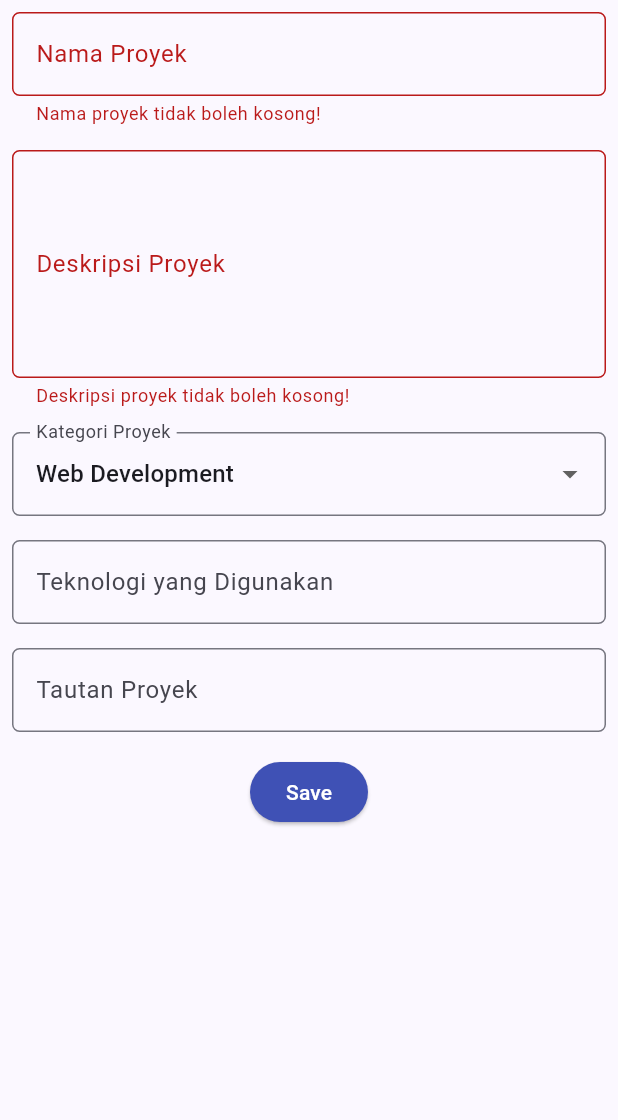
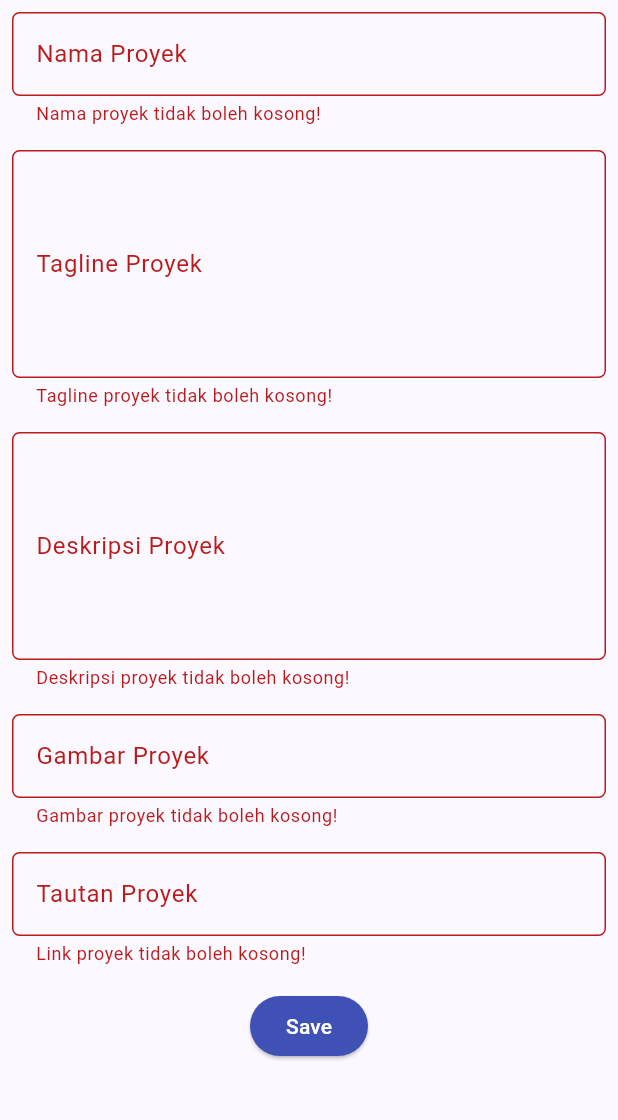
Before and after one commit to rahelaruan91/myportofolio_mobile, a Flutter app: the ProjectFormPage screen opened directly, after a tap on "Save", on a phone screen of 412 x 824 dp, the part 84-1204 px from its top. Run offline on Flutter 3.47's test engine with Material 3 defaults, Android fonts, the phone set to English and light mode, and no system bars; our stand-ins replace material_ui.

Commit message:
fix(project): align mobile form fields with website version

```diff
--- a/lib/screens/project_form.dart
+++ b/lib/screens/project_form.dart
@@ -12,18 +12,106 @@ class _ProjectFormPageState extends State<ProjectFormPage> {
   final _formKey = GlobalKey<FormState>();
 
   String _projectName = "";
+  String _subheading = "";
   String _description = "";
-  String _category = "Web Development"; // default
-  String _technologies = "";
-  String _projectLink = "";
+  String _thumbnail = "";
+  String _projectUrl = "";
 
-  final List<String> _categories = [
-    'Web Development',
-    'Mobile Development',
-    'Machine Learning',
-    'Data Science',
-    'Other',
-  ];
+  String? _requiredTextValidator(
+    String? value,
+    String fieldName, {
+    int? maxLength,
+  }) {
+    final text = value?.trim() ?? '';
+
+    if (text.isEmpty) {
+      return '$fieldName tidak boleh kosong.';
+    }
+
+    if (maxLength != null && text.length > maxLength) {
+      return '$fieldName maksimal $maxLength karakter.';
+    }
+
+    return null;
+  }
+
+  String? _projectUrlValidator(String? value) {
+    final url = value?.trim() ?? '';
+
+    if (url.isEmpty) {
+      return 'Link proyek tidak boleh kosong.';
+    }
+
+    if (url.length > 200) {
+      return 'Link proyek maksimal 200 karakter.';
+    }
+
+    final uri = Uri.tryParse(url);
+    final isHttpUrl = uri != null &&
+        uri.hasScheme &&
+        ['http', 'https'].contains(uri.scheme.toLowerCase()) &&
+        uri.host.isNotEmpty;
+
+    if (!isHttpUrl) {
+      return 'Masukkan URL lengkap yang diawali http:// atau https://.';
+    }
+
+    return null;
+  }
+
+  void _showSummary() {
+    final formState = _formKey.currentState;
+
+    if (formState == null || !formState.validate()) {
+      return;
+    }
+
+    formState.save();
+
+    showDialog<void>(
+      context: context,
+      builder: (dialogContext) {
+        return AlertDialog(
+          title: const Text('Ringkasan Proyek'),
+          content: SingleChildScrollView(
+            child: Column(
+              crossAxisAlignment: CrossAxisAlignment.start,
+              mainAxisSize: MainAxisSize.min,
+              children: [
+                Text('Nama Proyek: $_projectName'),
+                const SizedBox(height: 8),
+                Text('Tagline Proyek: $_subheading'),
+                const SizedBox(height: 8),
+                Text('Deskripsi Proyek: $_description'),
+                const SizedBox(height: 8),
+                Text('Gambar Proyek: $_thumbnail'),
+                const SizedBox(height: 8),
+                Text('Link Proyek: $_projectUrl'),
+              ],
+            ),
+          ),
+          actions: [
+            TextButton(
+              onPressed: () {
+                Navigator.pop(dialogContext);
+                _formKey.currentState?.reset();
+
+                setState(() {
+                  _projectName = '';
+                  _subheading = '';
+                  _description = '';
+                  _thumbnail = '';
+                  _projectUrl = '';
+                });
+              },
+              child: const Text('Tutup'),
+            ),
+          ],
+        );
+      },
+    );
+  }
+
 
   @override
   Widget build(BuildContext context) {
@@ -37,7 +125,9 @@ class _ProjectFormPageState extends State<ProjectFormPage> {
         backgroundColor: Colors.indigo,
         foregroundColor: Colors.white,
       ),
+
       drawer: const LeftDrawer(),
+
       body: Form(
         key: _formKey,
         child: SingleChildScrollView(
@@ -49,15 +139,15 @@ class _ProjectFormPageState extends State<ProjectFormPage> {
                 padding: const EdgeInsets.all(8.0),
                 child: TextFormField(
                   decoration: InputDecoration(
-                    hintText: "Nama Proyek",
                     labelText: "Nama Proyek",
+                    hintText: "Masukkan Nama Proyek",
                     border: OutlineInputBorder(
                       borderRadius: BorderRadius.circular(5.0),
                     ),
                   ),
                   onChanged: (String? value) {
                     setState(() {
-                      _projectName = value!;
+                      _projectName = value?.trim() ?? '';
                     });
                   },
                   validator: (String? value) {
@@ -69,21 +159,47 @@ class _ProjectFormPageState extends State<ProjectFormPage> {
                 ),
               ),
 
-              // === Description ===
+              // === Subheading ===
               Padding(
                 padding: const EdgeInsets.all(8.0),
                 child: TextFormField(
                   maxLines: 5,
                   decoration: InputDecoration(
-                    hintText: "Deskripsi Proyek",
-                    labelText: "Deskripsi Proyek",
+                    labelText: "Tagline Proyek",
+                    hintText: "Masukkan Tagline Proyek",
                     border: OutlineInputBorder(
                       borderRadius: BorderRadius.circular(5.0),
                     ),
                   ),
                   onChanged: (String? value) {
                     setState(() {
-                      _description = value!;
+                      _subheading = value?.trim() ?? '';
+                    });
+                  },
+                  validator: (String? value) {
+                    if (value == null || value.trim().isEmpty) {
+                      return "Tagline proyek tidak boleh kosong!";
+                    }
+                    return null;
+                  },
+                ),
+              ),
+
+              // === Deskripsi ===
+              Padding(
+                padding: const EdgeInsets.all(8.0),
+                child: TextFormField(
+                  maxLines: 5,
+                  decoration: InputDecoration(
+                    labelText: "Deskripsi Proyek",
+                    hintText: "Masukkan Deskripsi Proyek",
+                    border: OutlineInputBorder(
+                      borderRadius: BorderRadius.circular(5.0),
+                    ),
+                  ),
+                  onChanged: (String? value) {
+                    setState(() {
+                      _description = value?.trim() ?? '';
                     });
                   },
                   validator: (String? value) {
@@ -95,65 +211,64 @@ class _ProjectFormPageState extends State<ProjectFormPage> {
                 ),
               ),
 
-              // === Category ===
-              Padding(
-                padding: const EdgeInsets.all(8.0),
-                child: DropdownButtonFormField<String>(
-                  decoration: InputDecoration(
-                    labelText: "Kategori Proyek",
-                    border: OutlineInputBorder(
-                      borderRadius: BorderRadius.circular(5.0),
-                    ),
-                  ),
-                  initialValue: _category,
-                  items: _categories
-                      .map((category) => DropdownMenuItem(
-                            value: category,
-                            child: Text(category),
-                          ))
-                      .toList(),
-                  onChanged: (String? newValue) {
-                    setState(() {
-                      _category = newValue!;
-                    });
-                  },
-                ),
-              ),
-
-              // === Technologies ===
+              // === Gambar Proyek ===
               Padding(
                 padding: const EdgeInsets.all(8.0),
                 child: TextFormField(
                   decoration: InputDecoration(
-                    hintText: "Contoh: Flutter, Django, Figma",
-                    labelText: "Teknologi yang Digunakan",
+                    hintText: "Contoh: img/medivoice-preview.png",
+                    labelText: "Gambar Proyek",
+                    helperText: 'Masukkan path gambar seperti pada website.',
                     border: OutlineInputBorder(
                       borderRadius: BorderRadius.circular(5.0),
                     ),
                   ),
                   onChanged: (String? value) {
                     setState(() {
-                      _technologies = value!;
+                      _thumbnail = value?.trim() ?? '';
                     });
+                  },
+                  validator: (String? value) {
+                    if (value == null || value.trim().isEmpty) {
+                      return 'Gambar proyek tidak boleh kosong!';
+                    }
+                    return null;
                   },
                 ),
               ),
 
-              // === Project Link ===
+              // === Link Proyek ===
               Padding(
                 padding: const EdgeInsets.all(8.0),
                 child: TextFormField(
                   decoration: InputDecoration(
-                    hintText: "URL Proyek (opsional)",
                     labelText: "Tautan Proyek",
+                    hintText: "https://contoh.com/proyek",
                     border: OutlineInputBorder(
                       borderRadius: BorderRadius.circular(5.0),
                     ),
                   ),
                   onChanged: (String? value) {
                     setState(() {
-                      _projectLink = value!;
+                      _projectUrl = value?.trim() ?? '';
                     });
+                  },
+                  validator: (String? value) {
+                    final url = value?.trim() ?? '';
+
+                    if (url.isEmpty) {
+                      return 'Link proyek tidak boleh kosong!';
+                    }
+
+                    final uri = Uri.tryParse(url);
+                    if (uri == null ||
+                        !uri.hasScheme ||
+                        !['http', 'https'].contains(uri.scheme.toLowerCase()) ||
+                        uri.host.isEmpty) {
+                      return 'Masukkan URL lengkap yang diawali http:// atau https://.';
+                    }
+
+                    return null;
                   },
                 ),
               ),
@@ -180,11 +295,11 @@ class _ProjectFormPageState extends State<ProjectFormPage> {
                                   crossAxisAlignment: CrossAxisAlignment.start,
                                   children: [
                                     Text('Nama Proyek: $_projectName'),
+                                    Text('Tagline: $_description'),
                                     Text('Deskripsi: $_description'),
-                                    Text('Kategori: $_category'),
-                                    Text('Teknologi: $_technologies'),
+                                    Text('Gambar Proyek: $_thumbnail'),
                                     Text(
-                                      'Tautan: ${_projectLink.isEmpty ? "Belum diisi" : _projectLink}',
+                                      'Tautan: ${_projectUrl.isEmpty ? "Belum diisi" : _projectUrl}',
                                     ),
                                   ],
                                 ),
```
